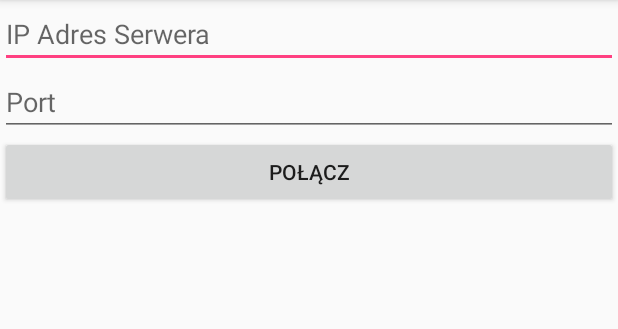
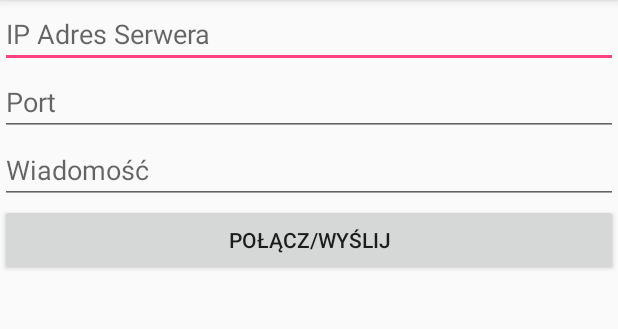
Before and after one commit to mareckis/AndroidSocketClient, an Android app: the screen it shows after launch (MainActivity), on a phone screen of 412 x 824 dp, the part 84-413 px from its top. Run offline under Robolectric (Android 15) with nearby library versions, the phone set to English and light mode, and no system bars.

```diff
--- a/app/src/main/res/layout/activity_main.xml
+++ b/app/src/main/res/layout/activity_main.xml
@@ -15,14 +15,25 @@
         android:layout_width="match_parent"
         android:layout_height="wrap_content"
         android:hint="Port" />
+    <EditText
+        android:id="@+id/edit_message"
+        android:layout_width="match_parent"
+        android:layout_height="wrap_content"
+        android:hint="Wiadomość" />
     <Button
         android:id="@+id/connect"
         android:layout_width="match_parent"
         android:layout_height="wrap_content"
-        android:text="Połącz"/>
+        android:text="Połącz/Wyślij"/>
     <TextView
-        android:id="@+id/text_message"
+        android:id="@+id/text_answer"
         android:layout_width="wrap_content"
         android:layout_height="wrap_content"/>
 
+    <ProgressBar
+        android:id="@+id/progressBar"
+        style="?android:attr/progressBarStyle"
+        android:layout_width="match_parent"
+        android:layout_height="wrap_content" />
+
 </LinearLayout>
```
Also changed, not shown: app/src/main/AndroidManifest.xml (+6 -2 lines), app/src/main/java/marecki/androidsocketclient/MainActivity.java (+85 -7 lines).
